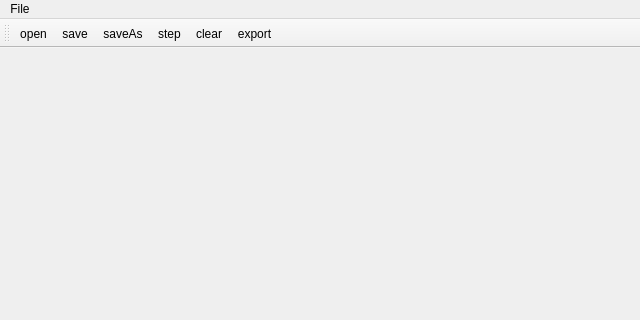
Above: mainwindow.ui from dridk/estel before the change; both pictures show x 0 to 640 and y 0 to 320 of the 640 by 480 pixel window. Below: the same form after it.
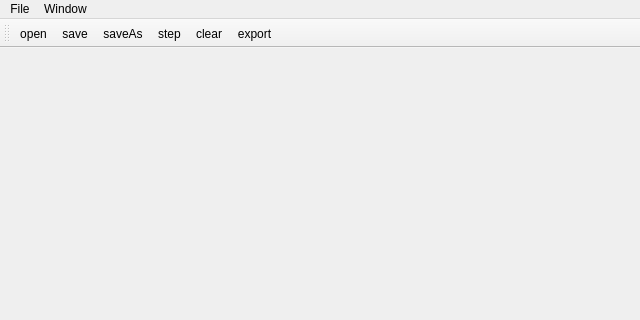
That is the form after the change. Icons and pictures are not drawn.

Commit message: add window action ( show / hide dockwidget )

What changed in the file:
```diff
--- a/mainwindow.ui
+++ b/mainwindow.ui
@@ -31,7 +31,18 @@
     <addaction name="actionSave"/>
     <addaction name="actionSaveAs"/>
    </widget>
+   <widget class="QMenu" name="menuView">
+    <property name="title">
+     <string>Window</string>
+    </property>
+    <addaction name="actionLifeList"/>
+    <addaction name="actionLifePlot"/>
+    <addaction name="actionLifeFilter"/>
+    <addaction name="actionGenePlot"/>
+    <addaction name="actionMiniMap"/>
+   </widget>
    <addaction name="menuFile"/>
+   <addaction name="menuView"/>
   </widget>
   <widget class="QToolBar" name="toolBar">
    <property name="windowTitle">
```
Left out of the diff: 61 changed lines with no effect on the pictures. The commit also changes 6 other files.
